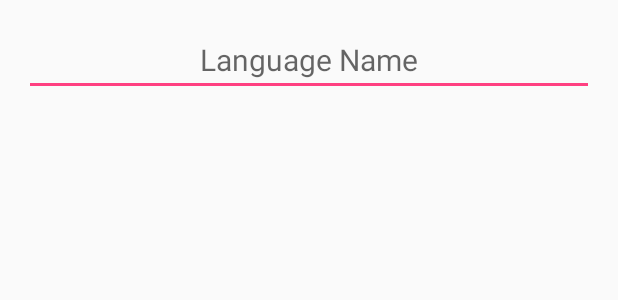
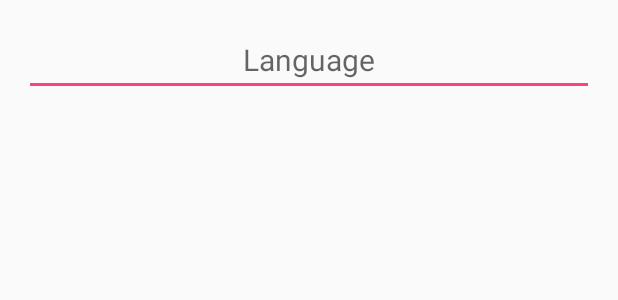
Before and after one commit to arulv359/GitHubRepoSamples, an Android app: the layout layout_filter.xml on its own in the app's theme, with its tools: preview values and no code run, on a phone screen of 412 x 824 dp. Shown: the top 300 px of the screen. Run offline under Robolectric (Android 15) with nearby library versions, the phone set to English and light mode, and no system bars.

Commit message:
Search hint name updated

```diff
--- a/app/src/main/res/layout/layout_filter.xml
+++ b/app/src/main/res/layout/layout_filter.xml
@@ -12,6 +12,6 @@
         android:gravity="center"
         android:textColor="#000000"
         android:maxLines="1"
-        android:hint="Language Name" />
+        android:hint="Language" />
 
 </FrameLayout>
```
